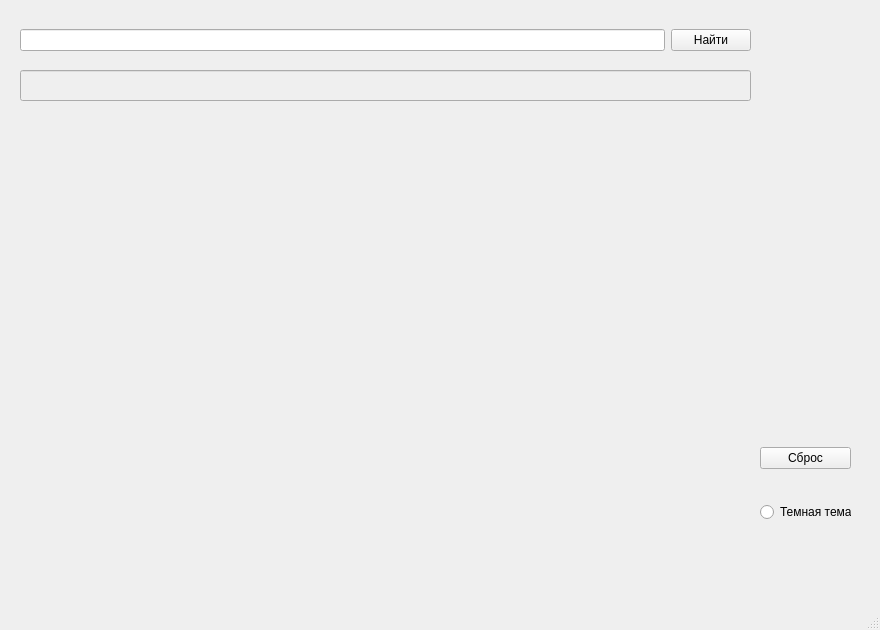
Old version of the form Design.ui in the repository Rinels/YDEX_MAPS.
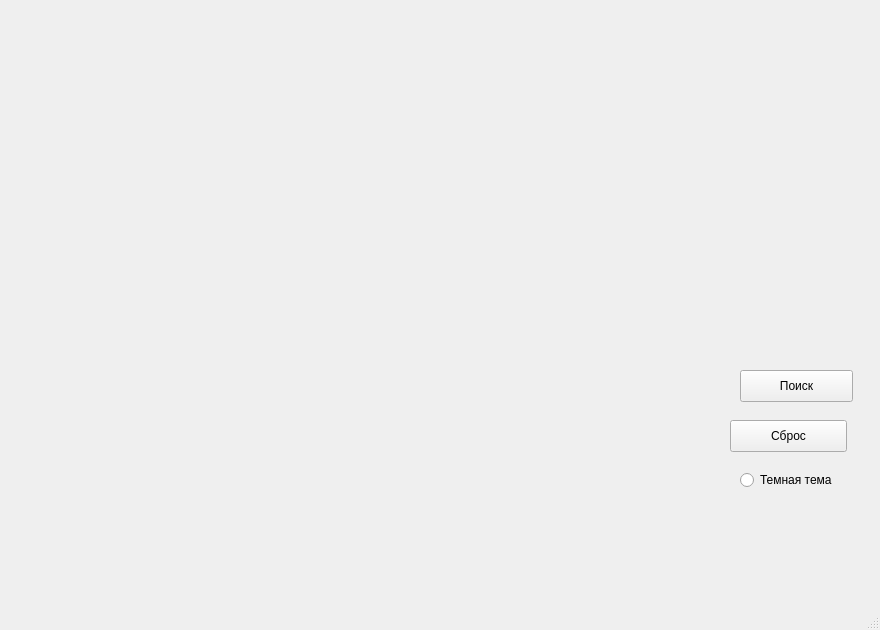
New version of the form.

Commit message: Большая задача по Maps API. Часть № 7, 8, 9, 10

```diff
--- a/Design.ui
+++ b/Design.ui
@@ -18,7 +18,7 @@
     <property name="geometry">
      <rect>
       <x>30</x>
-      <y>130</y>
+      <y>90</y>
       <width>650</width>
       <height>450</height>
      </rect>
@@ -27,68 +27,56 @@
      <string/>
     </property>
    </widget>
-   <widget class="QWidget" name="horizontalLayoutWidget">
+   <widget class="QPushButton" name="cleanButton">
     <property name="geometry">
      <rect>
-      <x>20</x>
-      <y>20</y>
-      <width>731</width>
-      <height>41</height>
-     </rect>
-    </property>
-    <layout class="QHBoxLayout" name="horizontalLayout">
-     <item>
-      <widget class="QLineEdit" name="textEdit"/>
-     </item>
-     <item>
-      <widget class="QPushButton" name="findButton">
-       <property name="text">
-        <string>Найти</string>
-       </property>
-      </widget>
-     </item>
-    </layout>
-   </widget>
-   <widget class="QWidget" name="verticalLayoutWidget">
-    <property name="geometry">
-     <rect>
-      <x>760</x>
+      <x>730</x>
       <y>420</y>
-      <width>91</width>
-      <height>131</height>
+      <width>117</width>
+      <height>32</height>
      </rect>
     </property>
-    <layout class="QVBoxLayout" name="verticalLayout">
-     <item>
-      <widget class="QPushButton" name="cleanButton">
-       <property name="text">
-        <string>Сброс</string>
-       </property>
-      </widget>
-     </item>
-     <item>
-      <widget class="QRadioButton" name="radioButton">
-       <property name="text">
-        <string>Темная тема</string>
-       </property>
-      </widget>
-     </item>
-    </layout>
+    <property name="text">
+     <string>Сброс</string>
+    </property>
    </widget>
-   <widget class="QLineEdit" name="addressLine">
-    <property name="enabled">
-     <bool>false</bool>
+   <widget class="QRadioButton" name="radioButton">
+    <property name="geometry">
+     <rect>
+      <x>740</x>
+      <y>470</y>
+      <width>116</width>
+      <height>20</height>
+     </rect>
     </property>
+    <property name="text">
+     <string>Темная тема</string>
+    </property>
+   </widget>
+   <widget class="QPushButton" name="findOpen">
     <property name="geometry">
      <rect>
-      <x>20</x>
-      <y>70</y>
-      <width>731</width>
-      <height>31</height>
+      <x>740</x>
+      <y>370</y>
+      <width>113</width>
+      <height>32</height>
      </rect>
     </property>
-    <property name="autoFillBackground">
-     <bool>false</bool>
+    <property name="text">
+     <string>Поиск</string>
+    </property>
+   </widget>
+   <widget class="QLabel" name="addressLine">
+    <property name="geometry">
+     <rect>
+      <x>100</x>
+      <y>40</y>
+      <width>700</width>
+      <height>30</height>
+     </rect>
+    </property>
+    <property name="text">
+     <string/>
     </property>
    </widget>
   </widget>
```
The commit also changes 2 other files.
